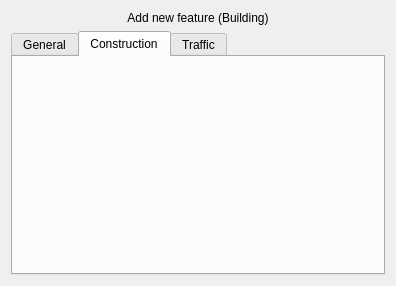
Above: AttributeForms/buildings.ui from Memz-Dev/tygron-qgis before the change. Below: the same form after it.
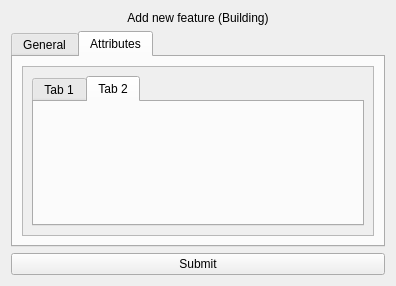
That is the form after the change.

What changed in the file:
```diff
--- a/AttributeForms/buildings.ui
+++ b/AttributeForms/buildings.ui
@@ -77,16 +77,56 @@
        </item>
       </layout>
      </widget>
-     <widget class="QWidget" name="tab_2">
+     <widget class="QWidget" name="attributes">
       <attribute name="title">
-       <string>Construction</string>
+       <string>Attributes</string>
       </attribute>
+      <layout class="QVBoxLayout" name="verticalLayout_3">
+       <item>
+        <widget class="QScrollArea" name="scrollArea">
+         <property name="widgetResizable">
+          <bool>true</bool>
+         </property>
+         <widget class="QWidget" name="scrollAreaWidgetContents">
+          <property name="geometry">
+           <rect>
+            <x>0</x>
+            <y>0</y>
+            <width>352</width>
+            <height>173</height>
+           </rect>
+          </property>
+          <layout class="QVBoxLayout" name="verticalLayout_4">
+           <item>
+            <widget class="QTabWidget" name="attributeTabs">
+             <property name="currentIndex">
+              <number>1</number>
+             </property>
+             <widget class="QWidget" name="tab_2">
+              <attribute name="title">
+               <string>Tab 1</string>
+              </attribute>
+             </widget>
+             <widget class="QWidget" name="tab_3">
+              <attribute name="title">
+               <string>Tab 2</string>
+              </attribute>
+             </widget>
+            </widget>
+           </item>
+          </layout>
+         </widget>
+        </widget>
+       </item>
+      </layout>
      </widget>
-     <widget class="QWidget" name="tab_3">
-      <attribute name="title">
-       <string>Traffic</string>
-      </attribute>
-     </widget>
+    </widget>
+   </item>
+   <item>
+    <widget class="QPushButton" name="submitButton">
+     <property name="text">
+      <string>Submit</string>
+     </property>
     </widget>
    </item>
   </layout>
```
Left out of the diff: 33 changed lines with no effect on the pictures.
